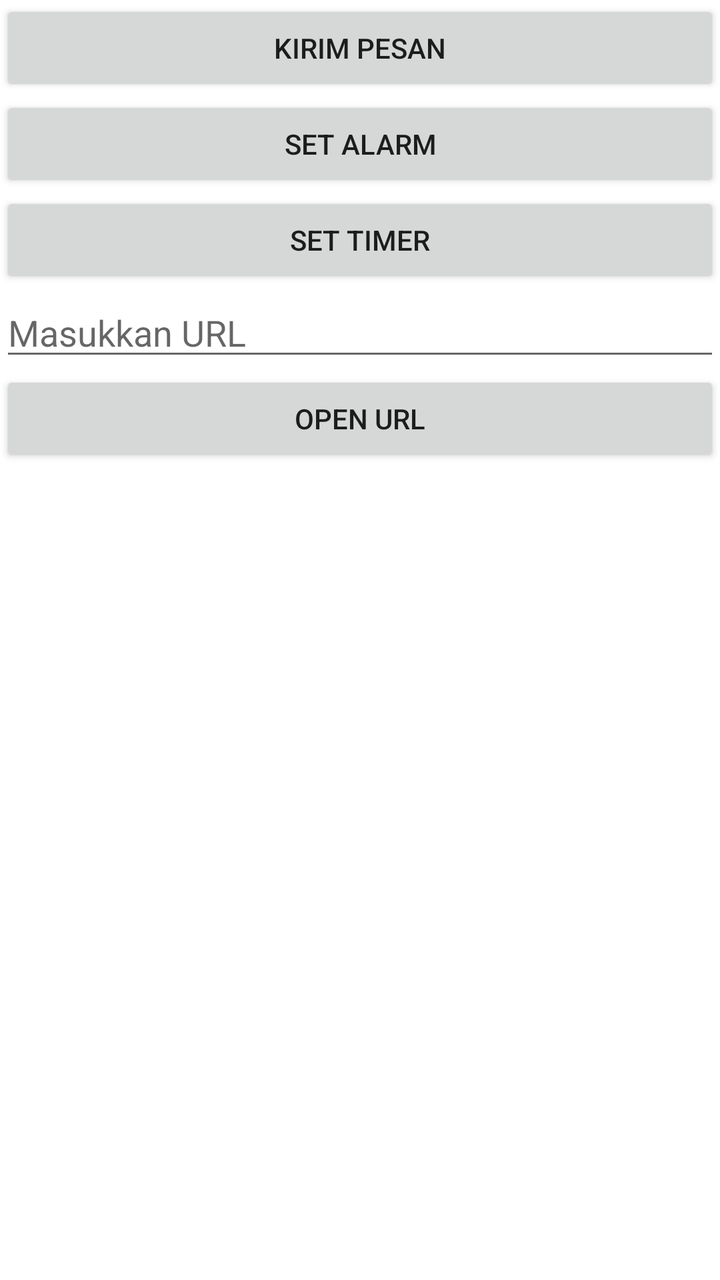
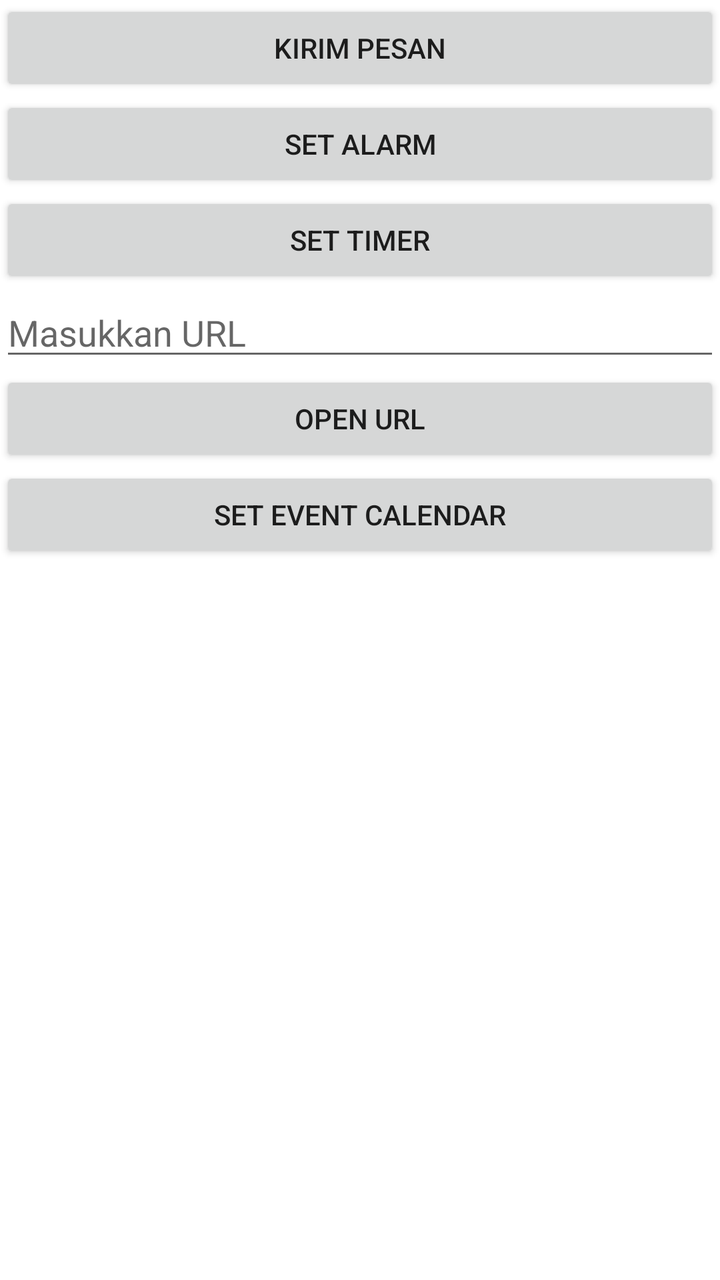

Two renders of the same Android screen: before a commit and after it. Below are the layout's source before the change and the commit's diff.
<!-- AndroidManifest.xml: activity theme Theme.IntentImplisit -->
<!-- res/layout/activity_main.xml -->
<?xml version="1.0" encoding="utf-8"?>
<LinearLayout xmlns:android="http://schemas.android.com/apk/res/android"
    xmlns:tools="http://schemas.android.com/tools"
    android:orientation="vertical"
    android:id="@+id/main"
    android:layout_width="match_parent"
    android:layout_height="match_parent"
    tools:context=".MainActivity"
    android:layout_margin="16dp">

    <Button
        android:layout_width="match_parent"
        android:layout_height="wrap_content"
        android:text="Kirim Pesan"
        android:id="@+id/btnKirimPesan"
        >
    </Button>

    <Button
        android:layout_width="match_parent"
        android:layout_height="wrap_content"
        android:text="Set Alarm"
        android:id="@+id/btnSetAlarm"
        >
    </Button>

    <Button
        android:layout_width="match_parent"
        android:layout_height="wrap_content"
        android:text="Set Timer"
        android:id="@+id/btnSetTimer"
        >
    </Button>
    
    <EditText
        android:layout_width="match_parent"
        android:layout_height="wrap_content"
        android:id="@+id/etURL"
        android:hint="Masukkan URL">
    </EditText>

    <Button
        android:layout_width="match_parent"
        android:layout_height="wrap_content"
        android:text="Open URL"
        android:id="@+id/btnOpenURL"
        >
    </Button>

</LinearLayout>
<!-- resources referenced by this layout -->
<resources>
  <style name="Theme.IntentImplisit" parent="Theme.MaterialComponents.DayNight.NoActionBar" />
</resources>

<!-- the commit's change to res/layout/activity_main.xml (unified diff, before → after) -->
@@ -47,4 +47,12 @@
         >
     </Button>
 
+    <Button
+        android:layout_width="match_parent"
+        android:layout_height="wrap_content"
+        android:text="Set Event Calendar"
+        android:id="@+id/setCalendar"
+        >
+    </Button>
+
 </LinearLayout>
